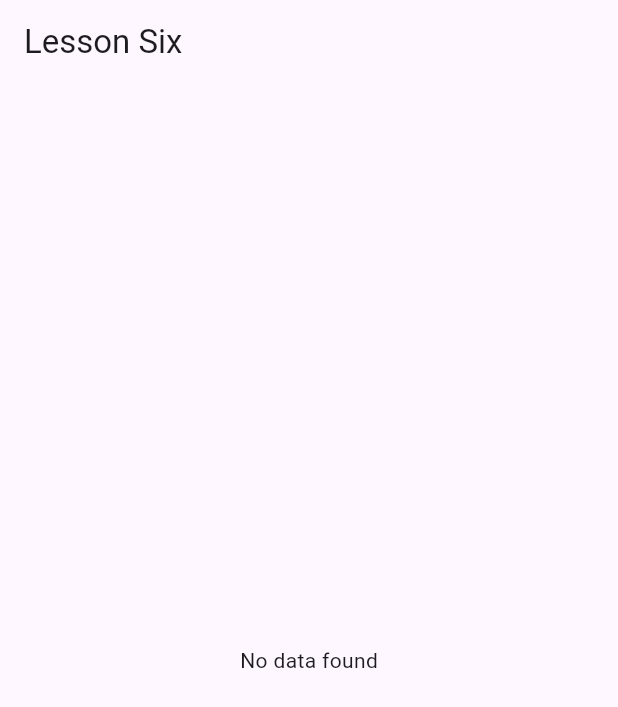
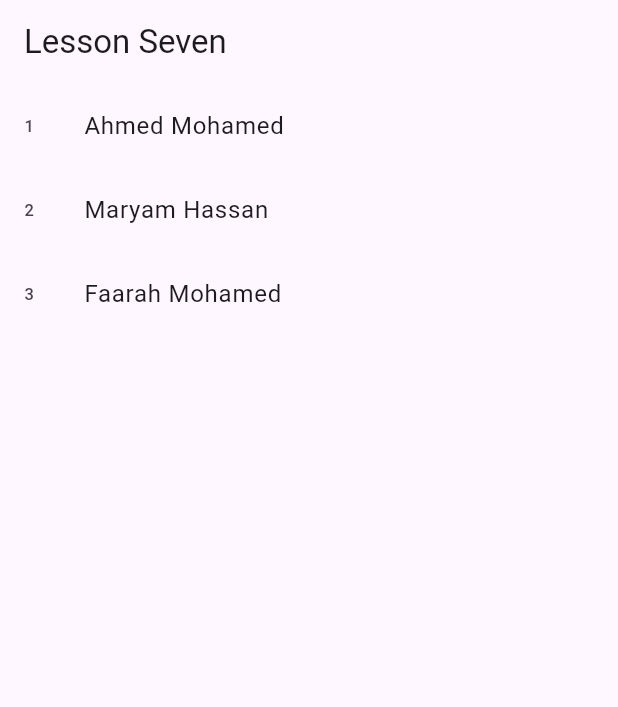
Before and after one commit to ahmed-moha/Jtech-Flutter-2024-Bootcamp, a Flutter app: the screen it shows after launch, on a phone screen of 412 x 824 dp. Shown: the top 707 px of the screen. Run offline on Flutter 3.47's test engine with Material 3 defaults, Android fonts, the phone set to English and light mode, and no system bars; our stand-ins replace after_layout, device_preview.

Commit message:
Lesson Seven

```diff
--- /dev/null
+++ b/images/users.json
@@ -0,0 +1,14 @@
+[
+    {
+        "id":1,
+        "name":"Ahmed Mohamed"
+    },
+    {
+        "id":2,
+        "name":"Maryam Hassan"
+    },
+    {
+        "id":3,
+        "name":"Faarah Mohamed"
+    }
+]
--- /dev/null
+++ b/lib/lesson 7/lesson_seven.dart
@@ -0,0 +1,89 @@
+import 'dart:async';
+
+import 'package:after_layout/after_layout.dart';
+import 'package:flutter/material.dart';
+import 'package:my_project/lesson%207/my_provider.dart';
+import 'package:provider/provider.dart';
+
+class LessonSeven extends StatefulWidget {
+  const LessonSeven({super.key});
+
+  @override
+  State<LessonSeven> createState() => _LessonSevenState();
+}
+
+class _LessonSevenState extends State<LessonSeven> with AfterLayoutMixin {
+  @override
+  Widget build(BuildContext context) {
+    print("HELLOW");
+    return Scaffold(
+      appBar: AppBar(
+        title: const Text("Lesson Seven"),
+      ),
+      // body: Center(
+      //   child: Column(
+      //     mainAxisAlignment: MainAxisAlignment.center,
+      //     children: [
+      //       Text(
+      //         context.watch<MyProvider>().count.toString(),
+      //         style: const TextStyle(fontSize: 30, fontWeight: FontWeight.bold),
+      //       ),
+      //       const SizedBox(
+      //         height: 30,
+      //       ),
+      //       ElevatedButton(
+      //           onPressed: () => context.read<MyProvider>().increament(),
+      //           child: const Text("Click"))
+      //     ],
+      //   ),
+      // ),
+
+      body: Consumer<MyProvider>(
+        builder: (context, provider, child) {
+          if (provider.isLoading) {
+            return const Center(
+              child: CircularProgressIndicator(),
+            );
+          } else if (provider.users.isEmpty) {
+            return const Center(
+              child: Text("No Data found"),
+            );
+          } else {
+            return ListView.builder(
+              itemCount: provider.users.length,
+              itemBuilder: (context, index) => ListTile(
+                onTap: () {
+                  showDialog(
+                    context: context,
+                    builder: (context) => AlertDialog(
+                      title: const Text("Are you sure to delete?"),
+                      actions: [
+                        TextButton(
+                            onPressed: () => Navigator.pop(context),
+                            child: const Text("No")),
+                        TextButton(
+                            onPressed: () {
+                              Navigator.pop(context);
+                              Provider.of<MyProvider>(context, listen: false)
+                                  .deleteUser(provider.users[index]);
+                            },
+                            child: const Text("Yes"))
+                      ],
+                    ),
+                  );
+                },
+                leading: Text(provider.users[index].id.toString()),
+                title: Text(provider.users[index].name ?? ""),
+              ),
+            );
+          }
+        },
+      ),
+    );
+  }
+
+  @override
+  FutureOr<void> afterFirstLayout(BuildContext context) {
+    Provider.of<MyProvider>(context, listen: false).loadUsers();
+  }
+}
--- /dev/null
+++ b/lib/lesson 7/my_provider.dart
@@ -0,0 +1,34 @@
+import 'package:flutter/material.dart';
+import 'package:my_project/lesson%207/services.dart';
+import 'package:my_project/lesson%207/user_model.dart';
+
+class MyProvider extends ChangeNotifier {
+  int count = 0;
+  List<UserModel> users = [];
+  bool isLoading = false;
+
+  increament() {
+    count++;
+    notifyListeners();
+  }
+
+  loadUsers() async {
+    try {
+      isLoading = true;
+      notifyListeners();
+
+      users = await Services().getUsers();
+      notifyListeners();
+    } catch (e) {
+      print(e);
+    } finally {
+      isLoading = false;
+      notifyListeners();
+    }
+  }
+
+  deleteUser(UserModel user) {
+    users.removeWhere((element) => element.id == user.id);
+    notifyListeners();
+  }
+}
--- /dev/null
+++ b/lib/lesson 7/services.dart
@@ -0,0 +1,13 @@
+import 'dart:convert';
+
+import 'package:flutter/services.dart';
+import 'package:my_project/lesson%207/user_model.dart';
+
+class Services {
+  getUsers() async {
+    var response = await rootBundle.loadString("images/users.json");
+    List data = jsonDecode(response);
+
+    return data.map((e) => UserModel.fromJson(e)).toList();
+  }
+}
--- /dev/null
+++ b/lib/lesson 7/user_model.dart
@@ -0,0 +1,9 @@
+class UserModel{
+  int? id;
+  String? name;
+
+  UserModel.fromJson(Map<String,dynamic> json){
+    id=json["id"];
+    name=json["name"];
+  }
+}
--- a/pubspec.yaml
+++ b/pubspec.yaml
@@ -38,6 +38,7 @@ dependencies:
   device_preview: ^1.1.0
   after_layout: ^1.2.0
   http: ^1.2.0
+  provider: ^6.1.2
 
 dev_dependencies:
   flutter_test:
```
Also changed, not shown: lib/main.dart (+11 -2 lines), pubspec.lock.
